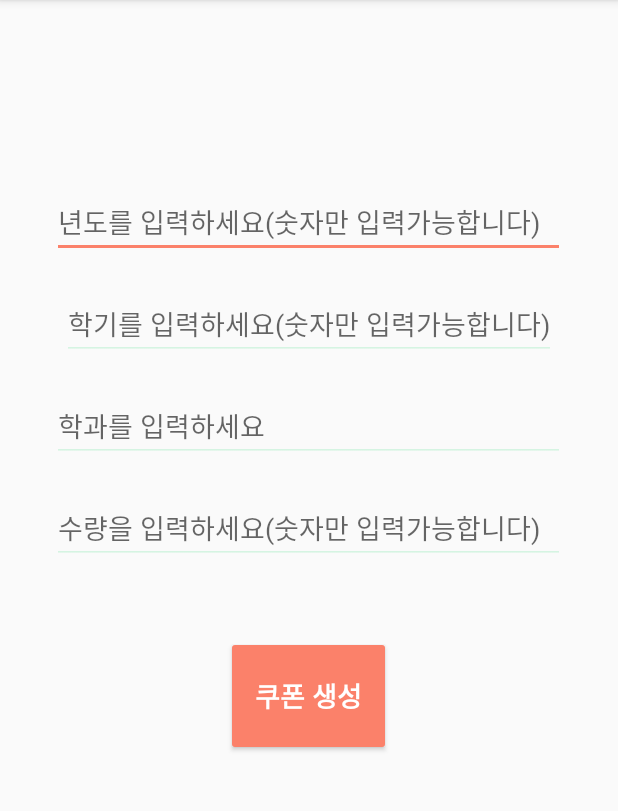
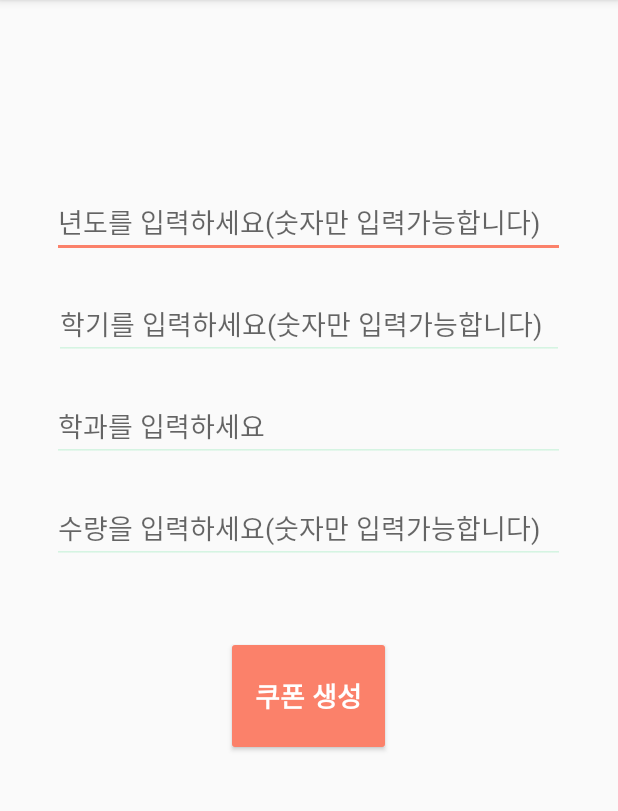
Before and after one commit to sswu-kankoo/end3, an Android app: the MakeQR0 screen opened directly, with no data from a screen before it, on a phone screen of 412 x 824 dp, the part 84-895 px from its top. Run offline under Robolectric (Android 15) with nearby library versions, the phone set to English and light mode, and no system bars; network calls fail.

Commit message:
082322251

```diff
--- a/app/src/main/java/com/kankoo/end3/MakeQR.java
+++ b/app/src/main/java/com/kankoo/end3/MakeQR.java
@@ -48,14 +48,18 @@ public class MakeQR extends AppCompatActivity {
         //String text = result;
 
         TextView textView1 = (TextView) findViewById(R.id.text1);
+        String nxtline = "\n";
 
         for (int i = 1; i < num2 + 1; i++) {
             textView1.setText(Arrays.toString(after));
+            System.out.println(nxtline);
+
+
+
         }
 
         for (int i = 1; i < num2 + 1; i++) {
             String text = after[i - 1];
-
             MultiFormatWriter multiFormatWriter = new MultiFormatWriter();
 
             try {
--- a/app/src/main/res/layout/activity_make_qr.xml
+++ b/app/src/main/res/layout/activity_make_qr.xml
@@ -10,7 +10,7 @@
         android:id="@+id/text1"
         android:layout_width="wrap_content"
         android:layout_height="wrap_content"
-        android:layout_marginStart="92dp"
+        android:layout_marginStart="16dp"
         android:layout_marginTop="64dp"
         android:text="Text1"
         app:layout_constraintStart_toStartOf="parent"
--- a/app/src/main/res/layout/activity_make_qr0.xml
+++ b/app/src/main/res/layout/activity_make_qr0.xml
@@ -29,7 +29,7 @@
 
         <EditText
             android:id="@+id/semester"
-            android:layout_width="wrap_content"
+            android:layout_width="340dp"
             android:layout_height="wrap_content"
             android:layout_marginTop="20dp"
             android:hint="학기를 입력하세요(숫자만 입력가능합니다)"
```
